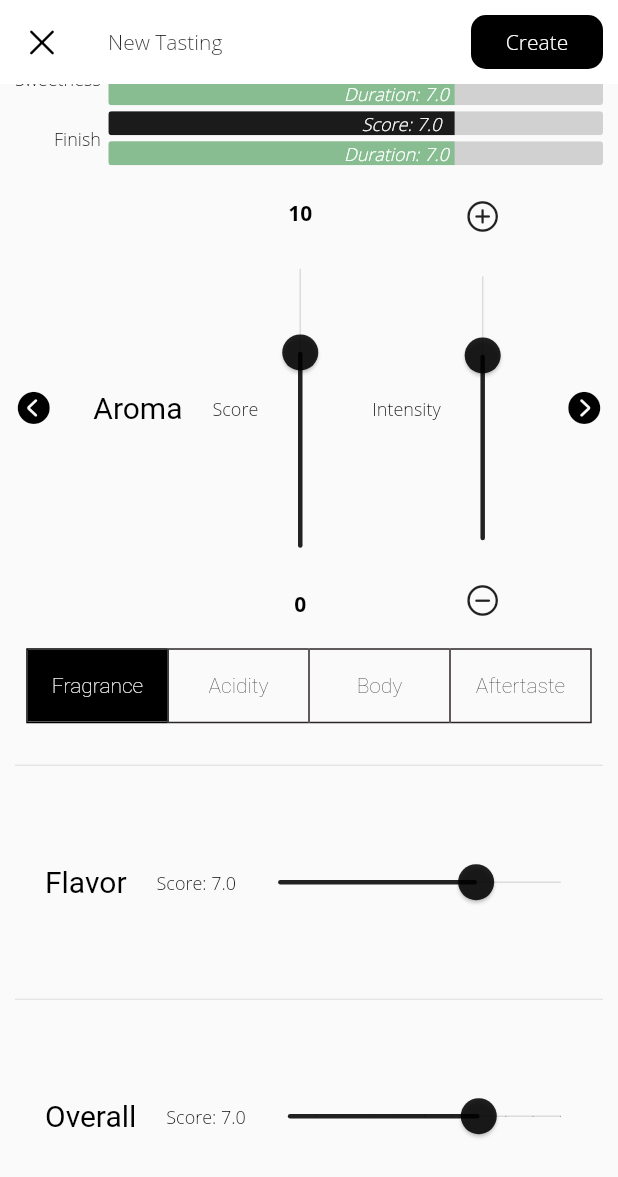
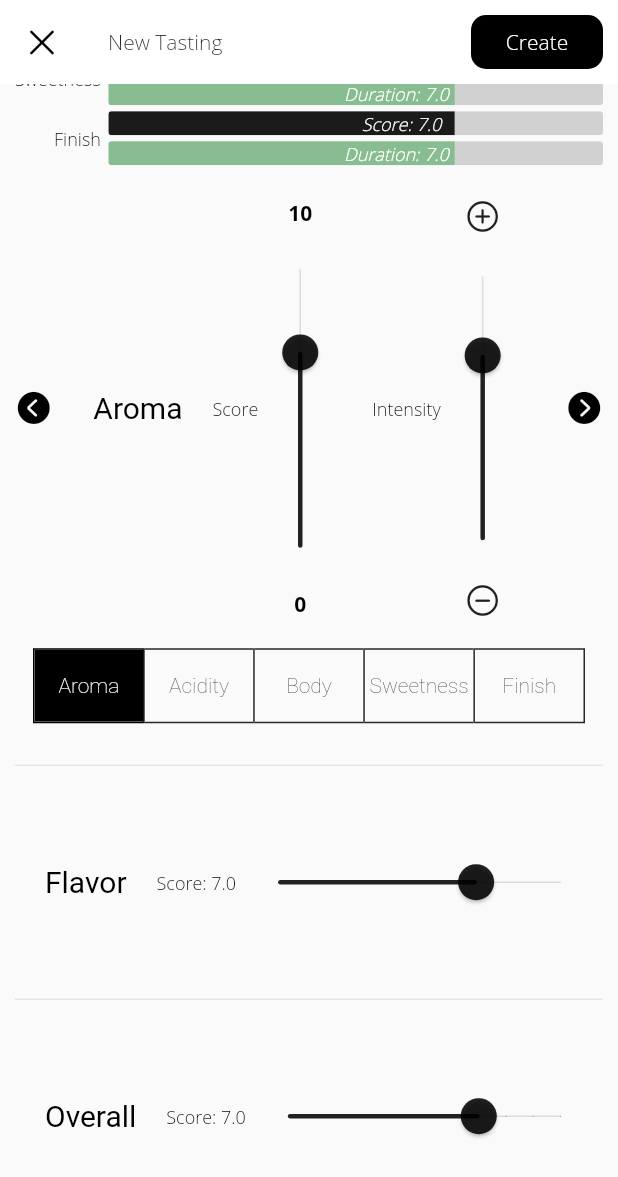
Before and after one commit to dangitstam/notes, a Flutter app: the CoffeeTastingCreateViewWidget screen opened directly, scrolled down 1031 dp, on a phone screen of 412 x 824 dp. Shown: the top 1177 px of the screen. Run offline on Flutter 3.47's test engine with Material 2 defaults, Android fonts, the phone set to English and light mode, and no system bars; our stand-ins replace bloc, equatable, flutter_bloc, flutter_swiper, image_picker, sqflite; accounts and stored records are empty; Roboto replaces fonts that are missing (Baskerville).

Commit message:
stub sweetness

```diff
--- a/lib/src/coffee_tasting_create_view/coffee_tasting_create_view.dart
+++ b/lib/src/coffee_tasting_create_view/coffee_tasting_create_view.dart
@@ -34,12 +34,13 @@ class _CoffeeTastingCreateViewWidgetState extends State<CoffeeTastingCreateViewW
   final intensityBarColor = Color(0xff87bd91);
 
   var swiperController = SwiperController();
-  var swiperToggleButtonsSelections = [true, false, false, false];
+  var swiperToggleButtonsSelections = [true, false, false, false, false];
   var swiperTabs = [
-    Text('Fragrance'),
+    Text('Aroma'),
     Text('Acidity'),
     Text('Body'),
-    Text('Aftertaste'),
+    Text('Sweetness'),
+    Text('Finish'),
   ];
 
   void selectSwipperToggleButton(int index) {
@@ -383,7 +384,7 @@ class _CoffeeTastingCreateViewWidgetState extends State<CoffeeTastingCreateViewW
               SizedBox(
                 height: 280,
                 child: Swiper(
-                  itemCount: 4,
+                  itemCount: 5,
                   itemBuilder: (BuildContext context, int index) {
                     switch (index) {
                       case 0:
@@ -392,6 +393,8 @@ class _CoffeeTastingCreateViewWidgetState extends State<CoffeeTastingCreateViewW
                         return AcidityWidget();
                       case 2:
                         return BodyWidget();
+                      case 3:
+                        return FragranceWidget();
                       default:
                         return AftertasteWidget();
                     }
```
